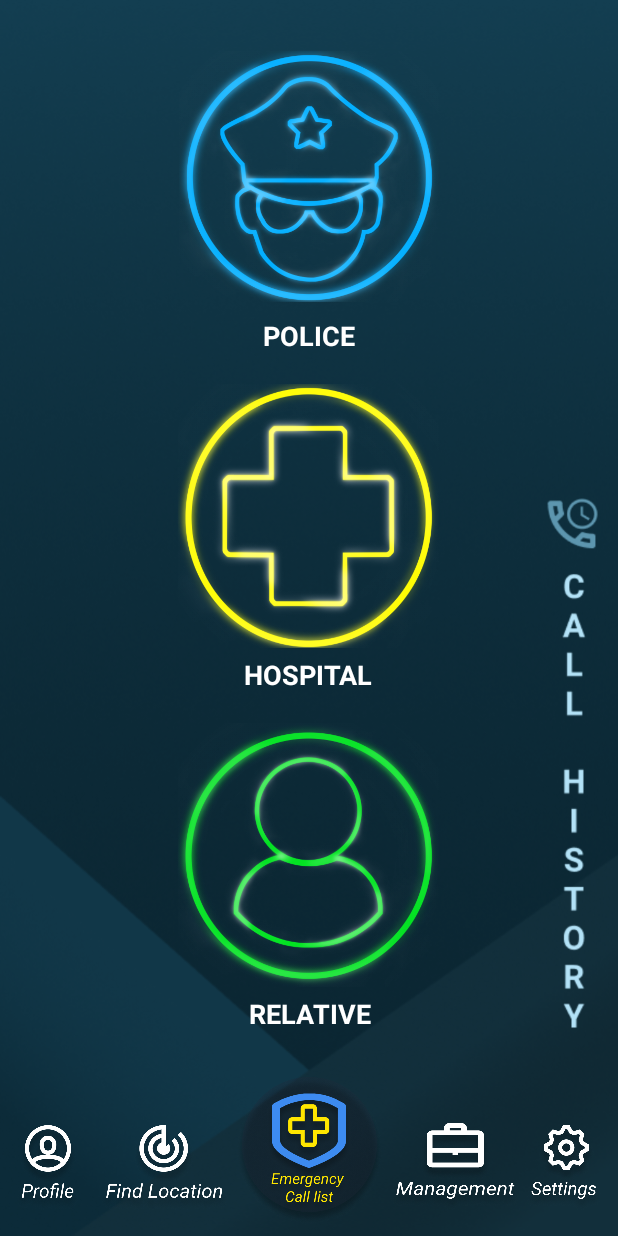
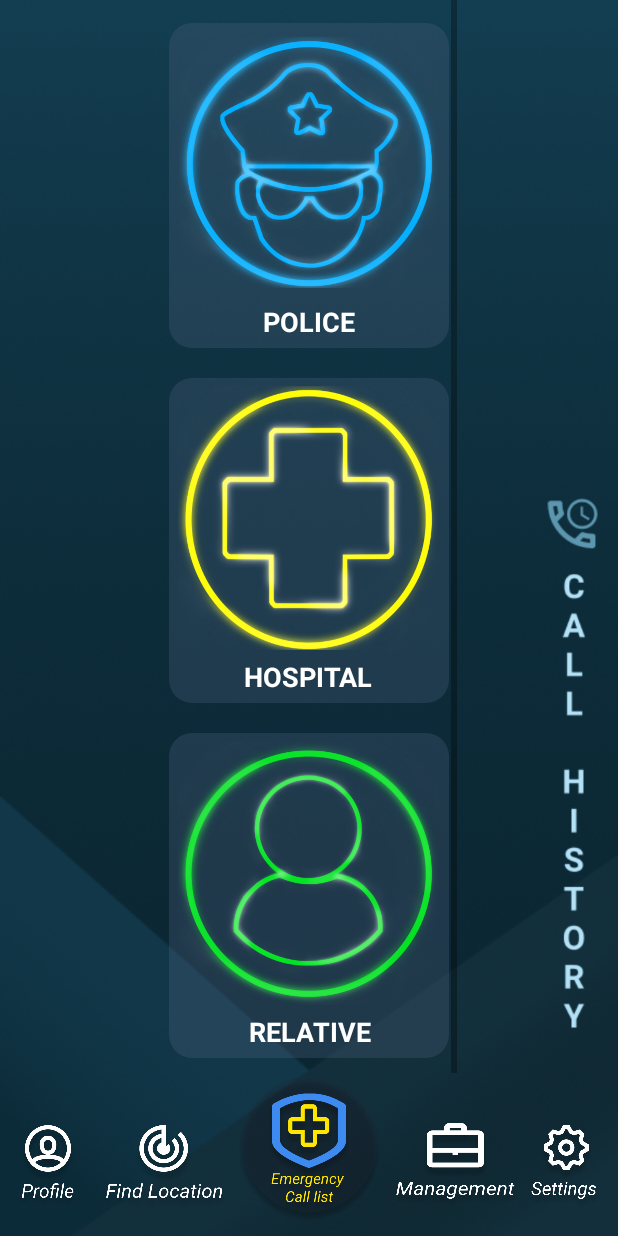
Before and after one commit to wosmaker/ESCAapp, an Android app: the EmergencyFragment screen opened directly, with no data from a screen before it, on a phone screen of 412 x 824 dp. Run offline under Robolectric (Android 15) with nearby library versions, the phone set to English and light mode, and no system bars.

Commit message:
simple call

```diff
--- a/app/src/main/java/com/app/escaapp/ui/emergency/EmergencyFragment.kt
+++ b/app/src/main/java/com/app/escaapp/ui/emergency/EmergencyFragment.kt
@@ -24,6 +24,7 @@
  */
 class EmergencyFragment : Fragment() {
 
+
     override fun onCreateView(
         inflater: LayoutInflater, container: ViewGroup?,
         savedInstanceState: Bundle?
@@ -38,9 +39,22 @@
         NavBar().setGo(2,view)
 
 
-//        Toast.makeText(activity,"calling" , Toast.LENGTH_LONG).show()
-//        callTo("0888590724")
-//        //smsTo("0888590724")
+        view.call_police.setOnClickListener{
+            callTo("0888590724")
+            Toast.makeText(activity,"calling" , Toast.LENGTH_LONG).show()
+        }
+
+        view.call_hopital.setOnClickListener{
+            callTo("0888590724")
+            Toast.makeText(activity,"calling" , Toast.LENGTH_LONG).show()
+
+        }
+
+        view.call_relative.setOnClickListener{
+            callTo("0888590724")
+            Toast.makeText(activity,"calling" , Toast.LENGTH_LONG).show()
+
+        }
 
     }
 
--- a/app/src/main/res/layout/fragment_emergency.xml
+++ b/app/src/main/res/layout/fragment_emergency.xml
@@ -29,7 +29,8 @@
                 android:layout_width="match_parent"
                 android:layout_height="wrap_content"
                 android:gravity="center_horizontal"
-                android:orientation="vertical">
+                android:orientation="vertical"
+                android:padding="5dp">
 
                 <LinearLayout
                     android:id="@+id/btn_police"
@@ -37,14 +38,20 @@
                     android:layout_height="wrap_content"
                     android:layout_marginTop="10dp"
                     android:layout_marginBottom="10dp"
+                    android:background="@drawable/radius"
+                    android:clickable="true"
                     android:gravity="center"
-                    android:orientation="vertical">
+                    android:longClickable="false"
+                    android:orientation="vertical"
+                    android:padding="5dp">
 
                     <Button
+                        android:id="@+id/call_police"
                         android:layout_width="176dp"
                         android:layout_height="176dp"
                         android:layout_marginBottom="5dp"
-                        android:background="@drawable/call_police" />
+                        android:background="@drawable/call_police"
+                        android:clickable="true" />
 
                     <TextView
                         android:layout_width="wrap_content"
@@ -57,19 +64,24 @@
                 </LinearLayout>
 
                 <LinearLayout
-                    android:id="@+id/brn_hospital"
+                    android:id="@+id/btn_hospital"
                     android:layout_width="wrap_content"
                     android:layout_height="wrap_content"
                     android:layout_marginTop="10dp"
                     android:layout_marginBottom="10dp"
+                    android:background="@drawable/radius"
+                    android:clickable="true"
                     android:gravity="center"
-                    android:orientation="vertical">
+                    android:orientation="vertical"
+                    android:padding="5dp">
 
                     <Button
+                        android:id="@+id/call_hopital"
                         android:layout_width="176dp"
                         android:layout_height="176dp"
                         android:layout_marginBottom="5dp"
-                        android:background="@drawable/call_hospital" />
+                        android:background="@drawable/call_hospital"
+                        android:clickable="true" />
 
                     <TextView
                         android:layout_width="wrap_content"
@@ -87,14 +99,19 @@
                     android:layout_height="wrap_content"
                     android:layout_marginTop="10dp"
                     android:layout_marginBottom="10dp"
+                    android:background="@drawable/radius"
+                    android:clickable="true"
                     android:gravity="center"
-                    android:orientation="vertical">
+                    android:orientation="vertical"
+                    android:padding="5dp">
 
                     <Button
+                        android:id="@+id/call_relative"
                         android:layout_width="176dp"
                         android:layout_height="176dp"
                         android:layout_marginBottom="5dp"
-                        android:background="@drawable/call_relative" />
+                        android:background="@drawable/call_relative"
+                        android:clickable="true" />
 
                     <TextView
                         android:layout_width="match_parent"
```
